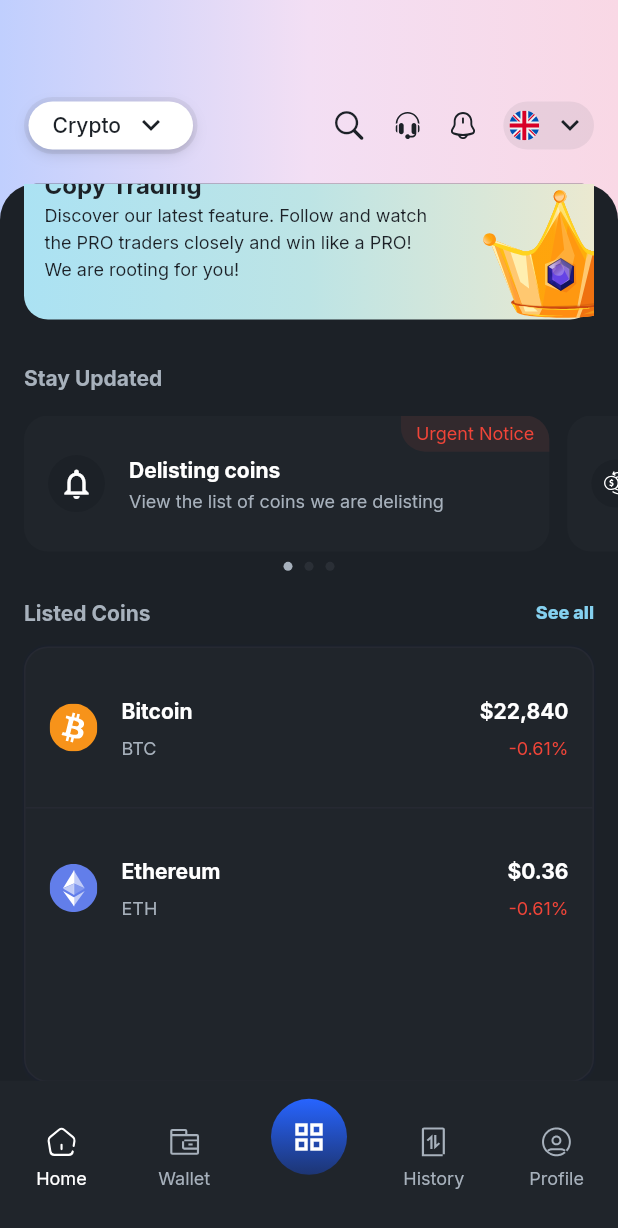
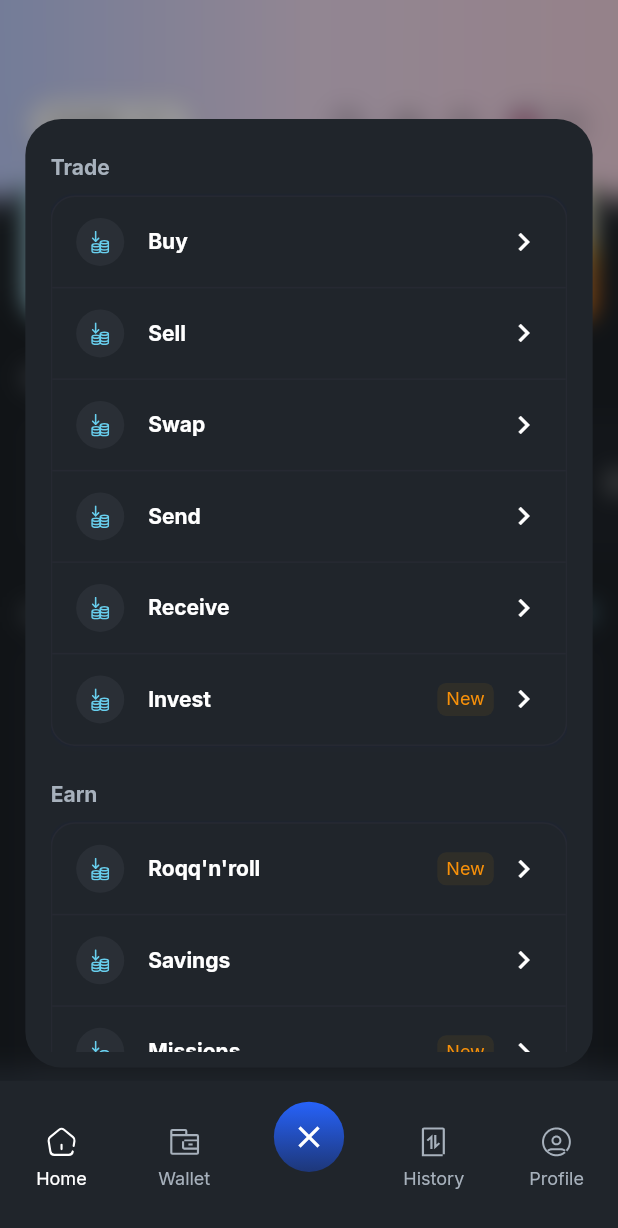
Before and after one commit to sobuur0/copy_trading_app, a Flutter app: the screen it shows after launch, scrolled down 309 dp, after a tap on the "grid view" icon, on a phone screen of 412 x 824 dp. Shown: the top 1228 px of the screen. Run offline on Flutter 3.47's test engine with Material 3 defaults, Android fonts, the phone set to English and light mode, and no system bars; our stand-ins replace flutter_svg, go_router, google_fonts.

Commit message:
implement more_for_you modal

```diff
--- a/lib/core/constants/app_assets.dart
+++ b/lib/core/constants/app_assets.dart
@@ -18,5 +18,7 @@ class AppAssets {
 
   static const String coinSwap = '$svgsPath/coinSwap.svg';
 
+  static const String moreForYouLeadingIcon = '$svgsPath/orbIcons.svg';
+
   static const String roqqNdRollIcon = '$svgsPath/roqqNdRoll.svg';
 }
--- a/lib/core/theme/app_colors.dart
+++ b/lib/core/theme/app_colors.dart
@@ -15,8 +15,10 @@ class AppColors {
   static const Color grayishBlue = Color(0xff767680);
 
   static const Color redPrimary = Color(0xffFF554A);
+
   static const Color textError = Color(0xffF04438);
   static const Color textSuccess = Color(0xff12B76A);
+  static const Color textWarning = Color(0xffF79009);
 
   static const LinearGradient moreForYouButtonGradient = LinearGradient(
     colors: [Color(0xff2764FF), Color(0xff1D3573)],
--- /dev/null
+++ b/lib/features/more_for_you/widget/more_for_you_widget.dart
@@ -0,0 +1,188 @@
+import 'package:flutter/material.dart';
+import 'package:flutter_svg/svg.dart';
+import 'package:roqqu_assesement/core/constants/app_assets.dart';
+import 'package:roqqu_assesement/core/theme/app_colors.dart';
+import 'package:roqqu_assesement/core/theme/app_typography.dart';
+import 'package:roqqu_assesement/core/utils/responsive.dart';
+
+class MoreForYouWidget extends StatelessWidget {
+  const MoreForYouWidget({super.key});
+
+  @override
+  Widget build(BuildContext context) {
+    return LayoutBuilder(
+      builder: (context, contraint) {
+        final responsive = Responsive(contraint);
+
+        return Container(
+          padding: EdgeInsets.symmetric(
+            horizontal: responsive.width(16),
+            vertical: responsive.height(12),
+          ),
+          margin: EdgeInsets.only(
+            left: responsive.width(16),
+            right: responsive.width(16),
+          ),
+          width: double.infinity,
+          height: responsive.height(750),
+          decoration: BoxDecoration(
+            color: AppColors.bgSecondary,
+            borderRadius: BorderRadius.circular(24),
+          ),
+          child: SingleChildScrollView(
+            child: Column(
+              crossAxisAlignment: CrossAxisAlignment.stretch,
+              children: [
+                SizedBox(height: responsive.height(12)),
+                Text(
+                  'Trade',
+                  style: AppTypography.headingMobileExtraSmall(
+                    fontSize: 14,
+                    lineHeight: 24,
+                    color: AppColors.textSecondary,
+                  ),
+                ),
+                SizedBox(height: responsive.height(8)),
+                Container(
+                  decoration: BoxDecoration(
+                    borderRadius: BorderRadius.circular(16),
+                    color: AppColors.bgSecondary,
+                    border: Border.all(color: AppColors.bgBorder, width: 1),
+                    boxShadow: [
+                      BoxShadow(
+                        color: Color(0xff323247).withValues(alpha: .05),
+                        blurRadius: 8,
+                        offset: Offset(0, 3),
+                        spreadRadius: -1,
+                      ),
+                      BoxShadow(
+                        color: Color(0xff0C1A4B).withValues(alpha: .24),
+                        blurRadius: 1,
+                        offset: Offset(0, 0),
+                      ),
+                    ],
+                  ),
+                  child: Column(
+                    children: _buildListWithSeparators([
+                      'Buy',
+                      'Sell',
+                      'Swap',
+                      'Send',
+                      'Receive',
+                      'Invest',
+                    ]),
+                  ),
+                ),
+
+                SizedBox(height: responsive.height(24)),
+
+                Text(
+                  'Earn',
+                  style: AppTypography.headingMobileExtraSmall(
+                    fontSize: 14,
+                    lineHeight: 24,
+                    color: AppColors.textSecondary,
+                  ),
+                ),
+                SizedBox(height: responsive.height(8)),
+                Container(
+                  decoration: BoxDecoration(
+                    borderRadius: BorderRadius.circular(16),
+                    color: AppColors.bgSecondary,
+                    border: Border.all(color: AppColors.bgBorder, width: 1),
+                    boxShadow: [
+                      BoxShadow(
+                        color: Color(0xff323247).withValues(alpha: .05),
+                        blurRadius: 8,
+                        offset: Offset(0, 3),
+                        spreadRadius: -1,
+                      ),
+                      BoxShadow(
+                        color: Color(0xff0C1A4B).withValues(alpha: .24),
+                        blurRadius: 1,
+                        offset: Offset(0, 0),
+                      ),
+                    ],
+                  ),
+                  child: Column(
+                    children: _buildListWithSeparators([
+                      'Roqq\'n\'roll',
+                      'Savings',
+                      'Missions',
+                      'Receive',
+                      'Copy trading',
+                    ]),
+                  ),
+                ),
+              ],
+            ),
+          ),
+        );
+      },
+    );
+  }
+
+  List<Widget> _buildListWithSeparators(List<String> titles) {
+    List<Widget> widgets = [];
+    for (int i = 0; i < titles.length; i++) {
+      final hasNewBadge =
+          titles[i] == 'Invest' ||
+          titles[i] == 'Roqq\'n\'roll' ||
+          titles[i] == 'Missions' ||
+          titles[i] == 'Copy trading';
+      widgets.add(
+        _buildMoreForYouListTile(title: titles[i], hasNewBadge: hasNewBadge),
+      );
+      if (i < titles.length - 1) {
+        widgets.add(Container(height: 1, color: AppColors.bgBorder));
+      }
+    }
+    return widgets;
+  }
+
+  Widget _buildMoreForYouListTile({
+    required String title,
+    bool hasNewBadge = false,
+  }) {
+    return ListTile(
+      contentPadding: EdgeInsets.symmetric(horizontal: 16, vertical: 6),
+      dense: true,
+      leading: Container(
+        padding: EdgeInsets.all(8),
+        decoration: BoxDecoration(
+          color: AppColors.bgMisc1,
+          shape: BoxShape.circle,
+        ),
+        child: SvgPicture.asset(AppAssets.moreForYouLeadingIcon),
+      ),
+      title: Text(
+        title,
+        style: AppTypography.headingMobileExtraSmall(
+          color: AppColors.textPrimary,
+          fontSize: 14,
+          lineHeight: 24,
+        ),
+      ),
+      trailing: Row(
+        mainAxisSize: MainAxisSize.min,
+        children: [
+          if (hasNewBadge) ...[
+            Container(
+              padding: EdgeInsets.symmetric(vertical: 2, horizontal: 6),
+              decoration: BoxDecoration(
+                color: Color(0xffDE9B09).withValues(alpha: 0.08),
+                borderRadius: BorderRadius.circular(6),
+              ),
+              child: Text(
+                'New',
+                style: AppTypography.extraSmall(color: AppColors.textWarning),
+              ),
+            ),
+            SizedBox(width: 8),
+          ],
+          Icon(Icons.chevron_right, color: Colors.white),
+        ],
+      ),
+    );
+  }
+}
--- a/lib/main_scaffold.dart
+++ b/lib/main_scaffold.dart
@@ -1,3 +1,5 @@
+import 'dart:ui';
+
 import 'package:flutter/material.dart';
 import 'package:flutter_svg/flutter_svg.dart';
 import 'package:go_router/go_router.dart';
@@ -5,6 +7,7 @@ import 'package:roqqu_assesement/core/constants/app_assets.dart';
 import 'package:roqqu_assesement/core/theme/app_colors.dart';
 import 'package:roqqu_assesement/core/theme/app_typography.dart';
 import 'package:roqqu_assesement/core/utils/responsive.dart';
+import 'package:roqqu_assesement/features/more_for_you/widget/more_for_you_widget.dart';
 
 class MainScaffold extends StatefulWidget {
   final Widget child;
@@ -15,8 +18,46 @@ class MainScaffold extends StatefulWidget {
   State<MainScaffold> createState() => _MainScaffoldState();
 }
 
-class _MainScaffoldState extends State<MainScaffold> {
+class _MainScaffoldState extends State<MainScaffold>
+    with SingleTickerProviderStateMixin {
   int _selectedIndex = 0;
+  bool _showMoreForYou = false;
+  late AnimationController _animationController;
+  late Animation<double> _scaleAnimation;
+  late Animation<double> _opacityAnimation;
+
+  @override
+  void initState() {
+    super.initState();
+    _animationController = AnimationController(
+      vsync: this,
+      duration: const Duration(milliseconds: 300),
+    );
+    _scaleAnimation = Tween<double>(begin: 0.0, end: 1.0).animate(
+      CurvedAnimation(parent: _animationController, curve: Curves.easeOutBack),
+    );
+    _opacityAnimation = CurvedAnimation(
+      parent: _animationController,
+      curve: Curves.easeInOut,
+    );
+  }
+
+  @override
+  void dispose() {
+    _animationController.dispose();
+    super.dispose();
+  }
+
+  void _toggleMoreForYou() {
+    setState(() {
+      _showMoreForYou = !_showMoreForYou;
+    });
+    if (_showMoreForYou) {
+      _animationController.forward();
+    } else {
+      _animationController.reverse();
+    }
+  }
 
   void _onItemTapped(int index) {
     setState(() {
@@ -38,15 +79,43 @@ class _MainScaffoldState extends State<MainScaffold> {
 
   @override
   Widget build(BuildContext context) {
+    return LayoutBuilder(
+      builder: (context, constraints) {
+        final responsive = Responsive(constraints);
+
         return Scaffold(
-      body: widget.child,
+          body: Stack(
+            children: [
+              widget.child,
+              if (_showMoreForYou)
+                Positioned.fill(
+                  bottom: responsive.height(9),
+                  child: Container(
+                    height: constraints.maxHeight,
+                    color: Colors.black.withValues(alpha: .4),
+                    child: GestureDetector(
+                      // onTap: _toggleMoreForYou,
+                      child: BackdropFilter(
+                        filter: ImageFilter.blur(sigmaX: 8, sigmaY: 8),
+                        child: ScaleTransition(
+                          scale: _scaleAnimation,
+                          child: FadeTransition(
+                            opacity: _opacityAnimation,
+                            child: Align(
+                              alignment: Alignment.bottomCenter,
+                              child: MoreForYouWidget(),
+                            ),
+                          ),
+                        ),
+                      ),
+                    ),
+                  ),
+                ),
+            ],
+          ),
           bottomNavigationBar: Container(
             decoration: BoxDecoration(color: AppColors.bgMisc5),
-        child: LayoutBuilder(
-          builder: (context, constraint) {
-            final responsive = Responsive(constraint);
-
-            return SizedBox(
+            child: SizedBox(
               height: responsive.height(106),
               child: Stack(
                 children: [
@@ -80,10 +149,10 @@ class _MainScaffoldState extends State<MainScaffold> {
                       ),
                     ],
                   ),
-                  Positioned(
-                    left: 0,
-                    right: 0,
-                    top: 0,
+                  Align(
+                    alignment: Alignment.topCenter,
+                    child: Material(
+                      color: Colors.transparent,
                       child: Container(
                         width: responsive.height(48),
                         height: responsive.width(48),
@@ -93,22 +162,29 @@ class _MainScaffoldState extends State<MainScaffold> {
                           gradient: AppColors.moreForYouButtonGradient,
                         ),
                         child: InkWell(
-                        borderRadius: BorderRadius.circular(16),
-                        onTap: () {},
-                        child: const Icon(
-                          Icons.grid_view_outlined,
+                          borderRadius: BorderRadius.circular(24),
+                          onTap: _toggleMoreForYou,
+                          child: AnimatedSwitcher(
+                            duration: const Duration(milliseconds: 400),
+                            child: Icon(
+                              _showMoreForYou
+                                  ? Icons.clear
+                                  : Icons.grid_view_outlined,
+                              key: ValueKey(_showMoreForYou),
                               color: Colors.white,
                               size: 24,
                             ),
                           ),
                         ),
                       ),
+                    ),
+                  ),
                 ],
+              ),
+            ),
           ),
         );
       },
-        ),
-      ),
     );
   }
 
```
Also changed, not shown: assets/svgs/orbIcons.svg (added). Lines whose indentation alone changed are shown as unchanged.
